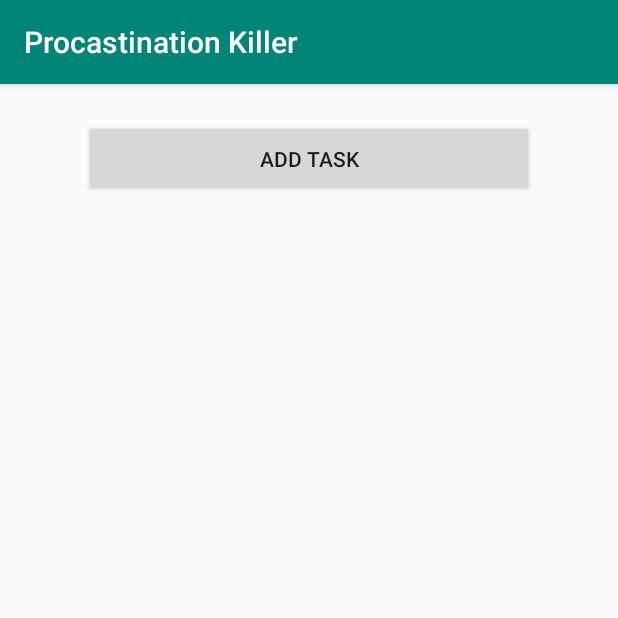
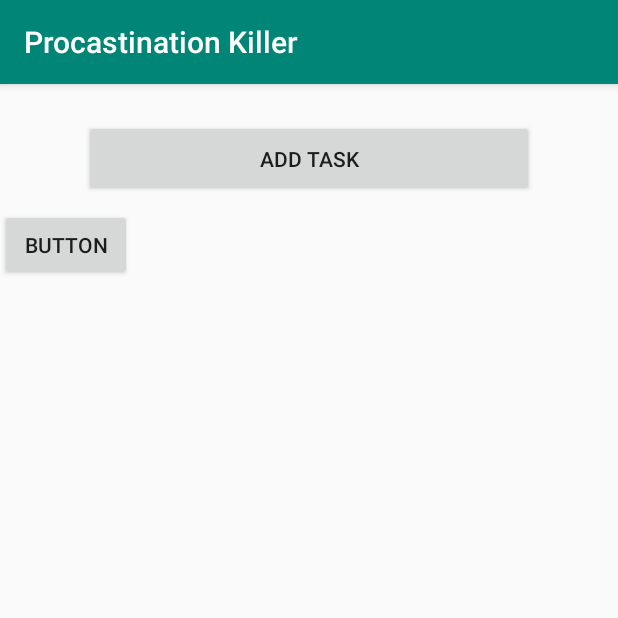
Before and after one commit to mmiranda96/procastination-killer, an Android app: the MainActivity screen opened directly, with no data from a screen before it, on a phone screen of 412 x 824 dp, the top half of it. Run offline under Robolectric (Android 15) with nearby library versions, the phone set to English and light mode, and no system bars.

Commit message:
WIP added request for get tasks

```diff
--- a/app/src/main/java/com/mmiranda96/procastinationKiller/LoginActivity.java
+++ b/app/src/main/java/com/mmiranda96/procastinationKiller/LoginActivity.java
@@ -41,6 +41,7 @@ public class LoginActivity extends AppCompatActivity {
             if( users.get(i).getUsername().equals(username) && users.get(i).getPassword().equals(password) ){
                 Intent intent = new Intent(getApplicationContext(), MainActivity.class);
                 intent.putExtra("Username", username);
+                intent.putExtra("Password", password);
                 startActivity(intent);
                 return;
             }
--- a/app/src/main/java/com/mmiranda96/procastinationKiller/MainActivity.java
+++ b/app/src/main/java/com/mmiranda96/procastinationKiller/MainActivity.java
@@ -13,18 +13,21 @@ import android.widget.TextView;
 import android.widget.Toast;
 
 import com.mmiranda96.procastinationKiller.adapters.TaskListAdapter;
+import com.mmiranda96.procastinationKiller.asyncTasks.GetTasks;
 import com.mmiranda96.procastinationKiller.models.Task;
 
 import java.util.ArrayList;
 import java.util.Date;
 
-public class MainActivity extends AppCompatActivity {
+public class MainActivity extends AppCompatActivity implements GetTasks.RequestListener {
     private static final int ADD_TASK_ACTIVITY_CODE = 0;
 
     private DBHelper db;
     private ListView taskList;
     private TaskListAdapter adapter;
     private ArrayList<Task> tasks;
+    private String currentUser;
+    private String currentPassword;
 
     @Override
     protected void onCreate(Bundle savedInstanceState) {
@@ -48,8 +51,9 @@ public class MainActivity extends AppCompatActivity {
         });
 
         Intent intent = getIntent();
-        String username = intent.getStringExtra("Username");
-        Toast.makeText(getApplicationContext(), "Hello "+username, Toast.LENGTH_SHORT).show();
+        currentUser = intent.getStringExtra("Username");
+        currentPassword = intent.getStringExtra("Password");
+        Toast.makeText(getApplicationContext(), "Hello "+currentUser, Toast.LENGTH_SHORT).show();
     }
 
     private void refreshTaskList() {
@@ -71,4 +75,17 @@ public class MainActivity extends AppCompatActivity {
             }
         }
     }
+
+    public void doRequest(View v){
+        GetTasks task = new GetTasks(this);
+        task.execute("10.0.2.2:8080", currentUser, currentPassword);
+    }
+
+    @Override
+    public void getTasksRequestDone(ArrayList<Task> result) {
+        for(int i = 0; i<result.size(); i++){
+            Log.wtf("Task", result.get(i).toString());
+        }
+        Toast.makeText(getApplicationContext(),result.get(0).toString(), Toast.LENGTH_SHORT);
+    }
 }
--- a/app/src/main/res/layout/activity_main.xml
+++ b/app/src/main/res/layout/activity_main.xml
@@ -23,7 +23,7 @@
     <ListView
         android:id="@+id/listViewMainActivityTaskList"
         android:layout_width="300dp"
-        android:layout_height="600dp"
+        android:layout_height="550dp"
         android:layout_marginStart="8dp"
         android:layout_marginEnd="8dp"
         android:descendantFocusability="blocksDescendants"
@@ -31,4 +31,14 @@
         app:layout_constraintStart_toStartOf="parent"
         app:layout_constraintTop_toBottomOf="@+id/buttonMainAddTask" />
 
+    <Button
+        android:id="@+id/button"
+        android:layout_width="wrap_content"
+        android:layout_height="wrap_content"
+        android:layout_marginTop="8dp"
+        android:onClick="doRequest"
+        android:text="Button"
+        app:layout_constraintTop_toTopOf="@+id/listViewMainActivityTaskList"
+        tools:layout_editor_absoluteX="151dp" />
+
 </android.support.constraint.ConstraintLayout>
```
Also changed, not shown: app/src/main/java/com/mmiranda96/procastinationKiller/asyncTasks/GetTasks.java (added, +86 -0 lines), app/src/main/java/com/mmiranda96/procastinationKiller/models/Task.java (+21 -0 lines).
